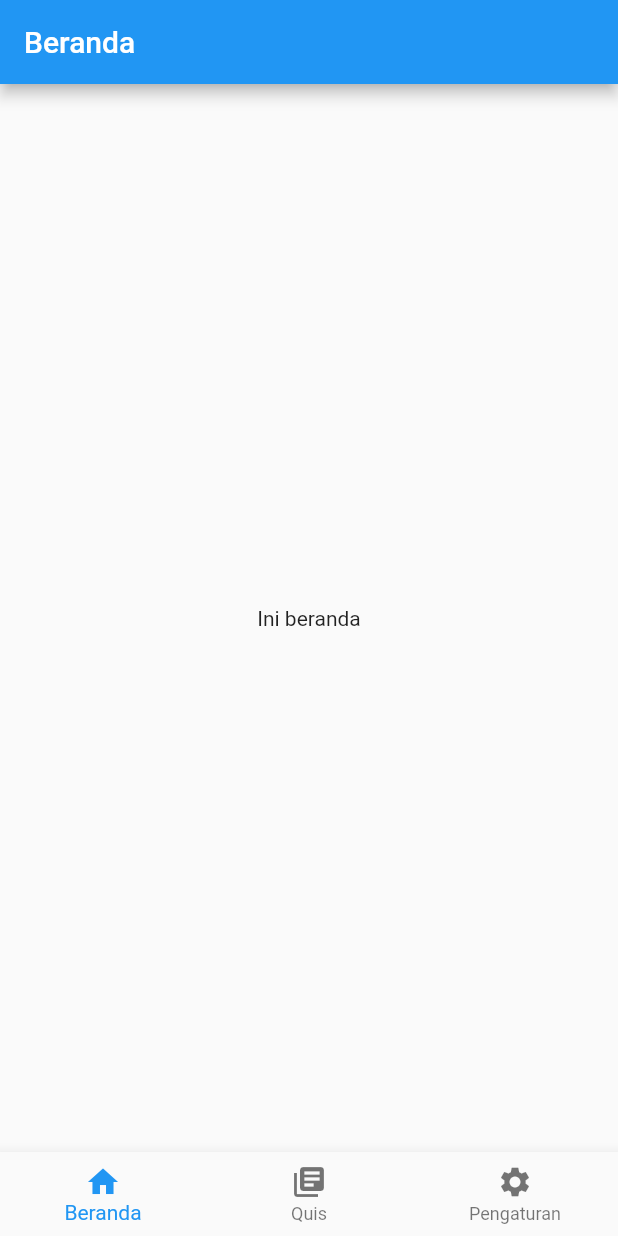
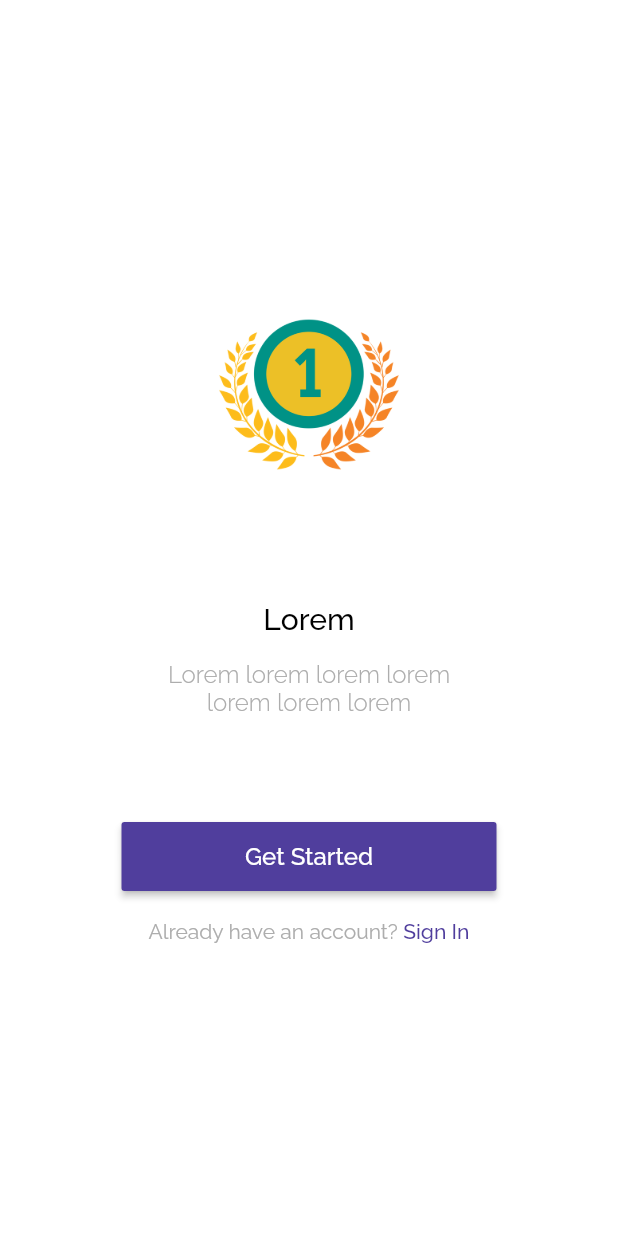
Before and after one commit to bintangkurniawanpp/MobileB_KelompokM_SDGS-4, a Flutter app: the screen it shows after launch, on a phone screen of 412 x 824 dp. Run offline on Flutter 3.47's test engine with Material 2 defaults, Android fonts, the phone set to English and light mode, and no system bars; our stand-ins replace google_fonts.

Commit message:
added splash page and routes (asset image, navigation)

```diff
--- a/lib/main.dart
+++ b/lib/main.dart
@@ -17,50 +17,7 @@ class MyApp extends StatelessWidget {
         primarySwatch: Colors.blue,
         visualDensity: VisualDensity.adaptivePlatformDensity,
       ),
-      home: MyBottomNavigationBar(),
+      home: SplashPage(),
     );
   }
 }
-
-class MyBottomNavigationBar extends StatefulWidget {
-  @override
-  _MyBottomNavigationBarState createState() => _MyBottomNavigationBarState();
-}
-
-class _MyBottomNavigationBarState extends State<MyBottomNavigationBar> {
-
-  int _currentIndex = 0;
-  final List<Widget> _children = [
-    HomePage(),
-    ExerciseQuis(),
-    Setting(),
-  ];
-
-
-
-  @override
-  Widget build(BuildContext context) {
-    return Scaffold(
-      body: _children[_currentIndex],
-      bottomNavigationBar: BottomNavigationBar(
-        onTap: (int index) {
-          setState(() => _currentIndex = index);
-        },
-        currentIndex: _currentIndex,
-        items: [
-          BottomNavigationBarItem(
-            icon: Icon(Icons.home),
-            title: Text('Beranda'),
-            ),
-          BottomNavigationBarItem(
-            icon: Icon(Icons.library_books),
-            title: Text('Quis'),
-            ),
-          BottomNavigationBarItem(
-            icon: Icon(Icons.settings),
-            title: Text('Pengaturan'),
-            ),
-        ]),
-    );
-  }
-}
--- /dev/null
+++ b/lib/shared/shared.dart
@@ -0,0 +1,5 @@
+import 'package:flutter/material.dart';
+import 'package:google_fonts/google_fonts.dart';
+
+part 'theme.dart';
+part 'routes.dart';
--- /dev/null
+++ b/lib/shared/theme.dart
@@ -0,0 +1,22 @@
+part of 'shared.dart';
+
+const double defaultMargin = 24;
+
+Color mainColor = Color(0xFF503E9D);
+Color accentColor1 = Color(0xFF2C1F63);
+Color accentColor2 = Color(0xFFFBD460);
+Color accentColor3 = Color(0xFFADADAD);
+
+TextStyle blackTextFont = GoogleFonts.raleway()
+    .copyWith(color: Colors.black, fontWeight: FontWeight.w500);
+TextStyle whiteTextFont = GoogleFonts.raleway()
+    .copyWith(color: Colors.white, fontWeight: FontWeight.w500);
+TextStyle purpleTextFont = GoogleFonts.raleway()
+    .copyWith(color: mainColor, fontWeight: FontWeight.w500);
+TextStyle greyTextFont = GoogleFonts.raleway()
+    .copyWith(color: accentColor3, fontWeight: FontWeight.w500);
+
+TextStyle whiteNumberFont = GoogleFonts.openSans()
+    .copyWith(color: Colors.white);
+TextStyle yellowNumberFont = GoogleFonts.openSans()
+    .copyWith(color: accentColor2);
--- a/lib/ui/page/ExerciseQuisPage.dart
+++ b/lib/ui/page/ExerciseQuisPage.dart
@@ -10,6 +10,7 @@ class _ExerciseQuisState extends State<ExerciseQuis> {
   Widget build(BuildContext context) {
     return Scaffold(
       appBar : AppBar(
+        backgroundColor: mainColor,
         title: Text('Quis'),
       ),
       body: Center(
--- a/lib/ui/page/HomePage.dart
+++ b/lib/ui/page/HomePage.dart
@@ -10,6 +10,7 @@ class _HomePageState extends State<HomePage> {
   Widget build(BuildContext context) {
     return Scaffold(
         appBar : new AppBar(
+        backgroundColor: mainColor,
         title: Text('Beranda'),
         ),
         body: Center(
--- a/lib/ui/page/Settings.dart
+++ b/lib/ui/page/Settings.dart
@@ -10,6 +10,7 @@ class _SettingState extends State<Setting> {
   Widget build(BuildContext context) {
     return Scaffold(
         appBar : new AppBar(
+          backgroundColor: mainColor,
           title: Text('Pengaturan'),
         ),
         body: Center(
--- /dev/null
+++ b/lib/ui/page/SignUpPage.dart
@@ -0,0 +1 @@
+part of 'pages.dart';
--- /dev/null
+++ b/lib/ui/page/SplashPage.dart
@@ -0,0 +1,70 @@
+part of 'pages.dart';
+
+class SplashPage extends StatelessWidget {
+  @override
+  Widget build(BuildContext context) {
+    return Scaffold(
+      backgroundColor: Colors.white,
+        body: Container(
+          padding: EdgeInsets.symmetric(horizontal: 24),
+          child: Column(
+            mainAxisAlignment: MainAxisAlignment.center,
+            crossAxisAlignment: CrossAxisAlignment.center,
+            children: <Widget>[
+              Container(
+                height: 136,
+                decoration: BoxDecoration(
+                    image:
+                        DecorationImage(image: AssetImage("assets/images/rank_logo.png"))),
+              ),
+              Container(
+                margin: EdgeInsets.only(top: 70, bottom: 16),
+                child: Text(
+                  "Lorem",
+                  style: blackTextFont.copyWith(fontSize: 20),
+                ),
+              ),
+              Text(
+                "Lorem lorem lorem lorem\nlorem lorem lorem",
+                style: greyTextFont.copyWith(
+                    fontSize: 16, fontWeight: FontWeight.w300),
+                textAlign: TextAlign.center,
+              ),
+              Container(
+                width: 250,
+                height: 46,
+                margin: EdgeInsets.only(top: 70, bottom: 19),
+                child: RaisedButton(
+                    child: Text(
+                      "Get Started",
+                      style: whiteTextFont.copyWith(fontSize: 16),
+                    ),
+                    color: mainColor,
+                    onPressed: () {
+                      Routes.changePageNoBack(context, MainPage());
+                    }),
+              ),
+              Row(
+                mainAxisAlignment: MainAxisAlignment.center,
+                children: <Widget>[
+                  Text(
+                    "Already have an account? ",
+                    style: greyTextFont.copyWith(fontWeight: FontWeight.w400),
+                  ),
+                  GestureDetector(
+                    onTap: () {
+
+                    },
+                    child: Text(
+                      "Sign In",
+                      style: purpleTextFont,
+                    ),
+                  )
+                ],
+              )
+            ],
+          ),
+        )
+    );
+  }
+}
--- a/lib/ui/page/pages.dart
+++ b/lib/ui/page/pages.dart
@@ -1,5 +1,10 @@
 import 'package:flutter/material.dart';
+import 'package:rank_education/shared/shared.dart';
 
 part 'HomePage.dart';
 part 'ExerciseQuisPage.dart';
 part 'Settings.dart';
+part 'SignInPage.dart';
+part 'SignUpPage.dart';
+part 'SplashPage.dart';
+part 'MainPage.dart';
--- a/pubspec.yaml
+++ b/pubspec.yaml
@@ -23,6 +23,7 @@ environment:
 dependencies:
   flutter:
     sdk: flutter
+  google_fonts: ^0.3.10
 
 
   # The following adds the Cupertino Icons font to your application.
@@ -45,7 +46,8 @@ flutter:
   uses-material-design: true
 
   # To add assets to your application, add an assets section, like this:
-  # assets:
+  assets:
+      - assets/images/
   #   - images/a_dot_burr.jpeg
   #   - images/a_dot_ham.jpeg
 
```
Also changed, not shown: lib/routes.dart (deleted, +0 -9 lines), lib/shared/routes.dart (added, +22 -0 lines), lib/ui/page/MainPage.dart (added, +44 -0 lines), lib/ui/page/SignInPage.dart (added, +15 -0 lines), assets/images/rank_logo.png (added), pubspec.lock.
